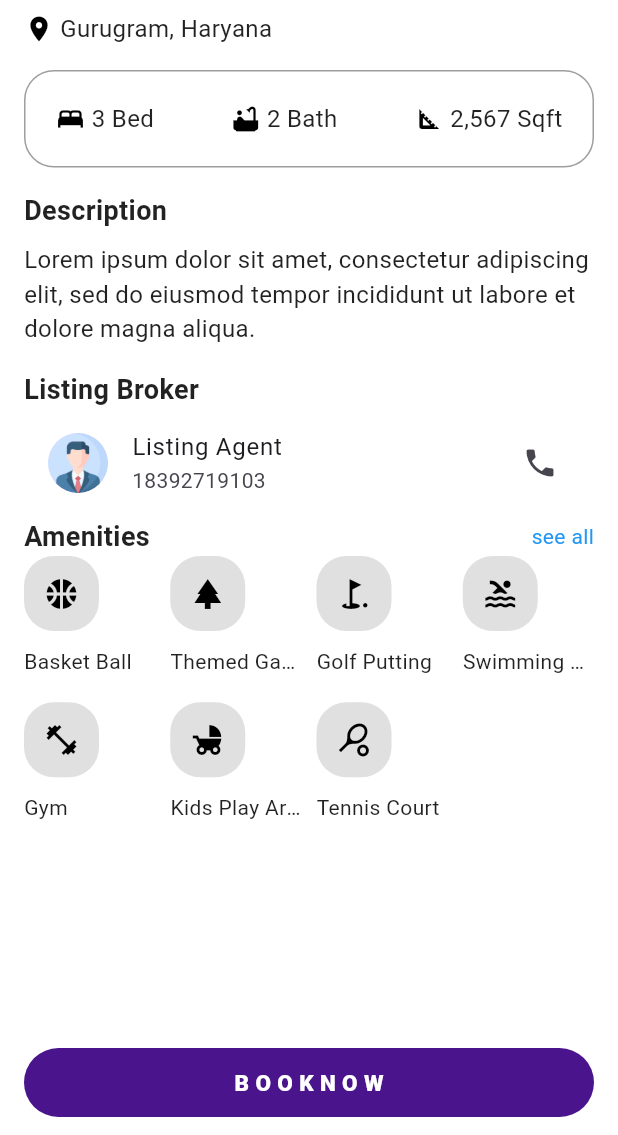
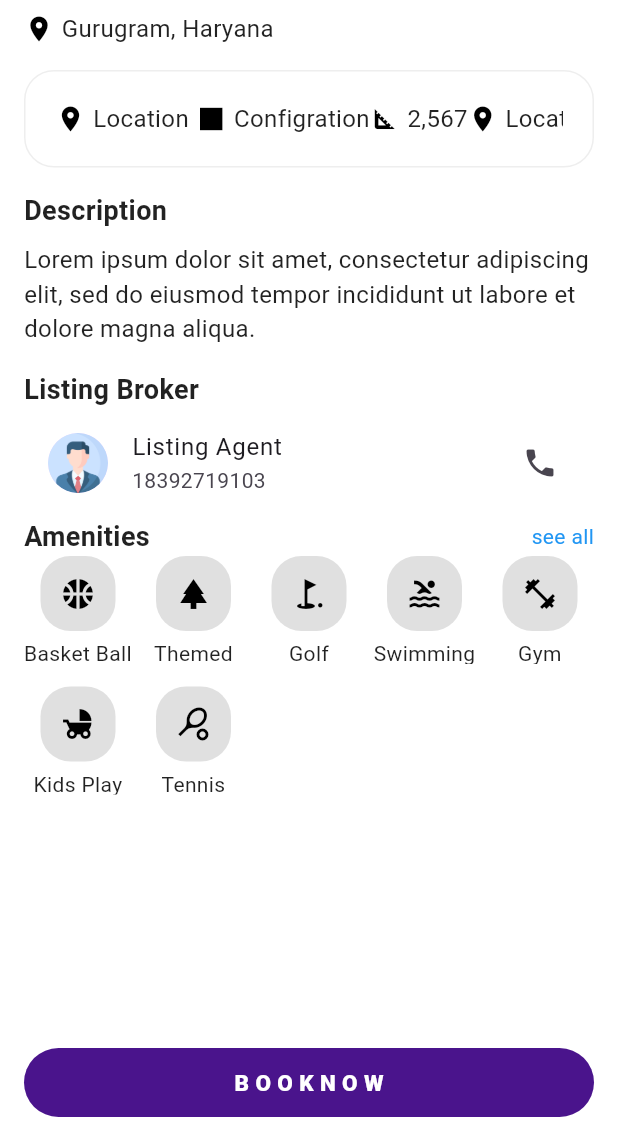
Before and after one commit to prayasjadaun/HousyPoint, a Flutter app: the PropertyDetailScreen screen opened directly, scrolled down 409 dp, on a phone screen of 412 x 824 dp, the part 101-1236 px from its top. Run offline on Flutter 3.47's test engine with Material 3 defaults, Android fonts, the phone set to English and light mode, and no system bars; our stand-ins replace convex_bottom_bar, country_picker, flutter_map, flutter_spinkit, geocoding, geolocator and 7 more; missing offline and left inert: insta_image_viewer.

Commit message:
Change Ui design in apartments screen

```diff
--- a/housy_point/lib/views/screens/homeContentScreen/distress_deal_property_screen_screen.dart
+++ b/housy_point/lib/views/screens/homeContentScreen/distress_deal_property_screen_screen.dart
@@ -1,8 +1,6 @@
 import 'dart:async';
 import 'package:flutter/material.dart';
-import 'package:housy_point/models/apartmentModels/apartment_listing_model.dart';
 import 'package:housy_point/models/distress_model.dart';
-import 'package:housy_point/views/screens/homeContentScreen/apartment_listing_screen.dart';
 import 'package:housy_point/views/screens/homeContentScreen/second_apart_screen.dart';
 import 'package:housy_point/views/widgets/utils/itemCards/distress_card.dart';
 
--- a/housy_point/lib/views/screens/homeContentScreen/second_apart_screen.dart
+++ b/housy_point/lib/views/screens/homeContentScreen/second_apart_screen.dart
@@ -157,7 +157,6 @@ class _PropertyDetailScreenState extends State<PropertyDetailScreen> {
     AmenityItems(name: 'Kids Play Area', icon: Icons.child_friendly),
     AmenityItems(name: 'Tennis Court', icon: Icons.sports_tennis),
   ];
-
 
   @override
   Widget build(BuildContext context) {
@@ -336,22 +335,40 @@ class _PropertyDetailScreenState extends State<PropertyDetailScreen> {
                       text: 'Gurugram, Haryana',
                     ),
                     const SizedBox(height: 16),
+
                     Container(
                       padding: const EdgeInsets.all(20),
                       decoration: BoxDecoration(
                         borderRadius: BorderRadius.circular(20),
-                        border: Border.all(color: Colors.grey),
+                        border: Border.all(color: Colors.grey.shade200)
                       ),
+                      child: SingleChildScrollView(
+                        scrollDirection: Axis.horizontal,
                         child: Row(
-                        mainAxisAlignment: MainAxisAlignment.spaceBetween,
+                          mainAxisAlignment: MainAxisAlignment.spaceAround,
                           children: const [
-                          IconWithText(icon: Icons.bed, text: '3 Bed'),
-                          IconWithText(icon: Icons.bathtub, text: '2 Bath'),
                             IconWithText(
-                              icon: Icons.square_foot, text: '2,567 Sqft'),
+                                icon: Icons.location_on, text: 'Location'),
+                                SizedBox(width: 5,),
+                            IconWithText(
+                                icon: Icons.square_sharp,
+                                text: 'Configration'),
+                            IconWithText(
+                                icon: Icons.square_foot,
+                                text: '2,567'),
+                                IconWithText(
+                                icon: Icons.location_on, text: 'Location'),
+                            IconWithText(
+                                icon: Icons.square_sharp,
+                                text: 'Configration'),
+                            IconWithText(
+                                icon: Icons.square_foot,
+                                text: '2,567'),
                           ],
                         ),
                       ),
+                    ),
+
                     const SizedBox(height: 16),
                     // Description--------------
                     const Text(
@@ -398,19 +415,23 @@ class _PropertyDetailScreenState extends State<PropertyDetailScreen> {
                     Container(
                       height: 300,
                       child: GridView.builder(
-                        physics: ScrollPhysics(),
+                        physics:
+                            BouncingScrollPhysics(), // Optional, adjust based on your use case
                         scrollDirection: Axis.vertical,
+                        shrinkWrap:
+                            true, // Ensures the GridView takes up only as much space as needed
                         gridDelegate: SliverGridDelegateWithFixedCrossAxisCount(
-                          crossAxisCount: 4, // Number of columns
-                          crossAxisSpacing: 10, // Space between columns
-                          mainAxisSpacing: 10, // Space between rows
+                          crossAxisCount: 5, // Number of columns
+                          crossAxisSpacing: 5, // Space between columns
+                          mainAxisSpacing: 15, // Space between rows
                           childAspectRatio:
                               1, // Aspect ratio of each grid item (1 means square)
                         ),
                         itemCount: amenityitems.length,
                         itemBuilder: (context, index) {
                           return Column(
-                            crossAxisAlignment: CrossAxisAlignment.start,
+                            crossAxisAlignment:
+                                CrossAxisAlignment.center, // Center the items
                             children: [
                               Container(
                                 height: 50,
@@ -420,10 +441,26 @@ class _PropertyDetailScreenState extends State<PropertyDetailScreen> {
                                   borderRadius: BorderRadius.circular(20),
                                   color: Colors.grey.shade300,
                                 ),
-                                child: Icon(amenityitems[index].icon, color: Colors.black,),
+                                child: Icon(
+                                  amenityitems[index].icon,
+                                  color: Colors.black,
                                 ),
-                              SizedBox(height: 10,),
-                          Expanded(child: Text(amenityitems[index].name, overflow: TextOverflow.ellipsis,)),
+                              ),
+                              SizedBox(height: 5),
+                              Expanded(
+                                child: Align(
+                                  alignment: Alignment.center,
+                                  child: Text(
+                                    softWrap: false,
+                                    maxLines: 2,
+                                    amenityitems[index].name,
+                                    textAlign:
+                                        TextAlign.center, // Center the text
+                                    overflow: TextOverflow
+                                        .ellipsis, // Add ellipsis if text overflows
+                                  ),
+                                ),
+                              ),
                             ],
                           );
                         },
@@ -460,8 +497,9 @@ class _PropertyDetailScreenState extends State<PropertyDetailScreen> {
         ));
   }
 }
+
 class AmenityItems {
-    final String name ;
+  final String name;
   final IconData icon;
   AmenityItems({required this.name, required this.icon});
 }
@@ -478,11 +516,11 @@ class IconWithText extends StatelessWidget {
     return Row(
       children: [
         Icon(icon, size: 20, color: Colors.black),
-        const SizedBox(width: 4),
+        const SizedBox(width: 5),
         Text(
           text,
           style: const TextStyle(fontSize: 16),
-          overflow: TextOverflow.ellipsis,
+          // overflow: TextOverflow.ellipsis,
           maxLines: 2,
         ),
       ],
```
Lines whose indentation alone changed are shown as unchanged.
